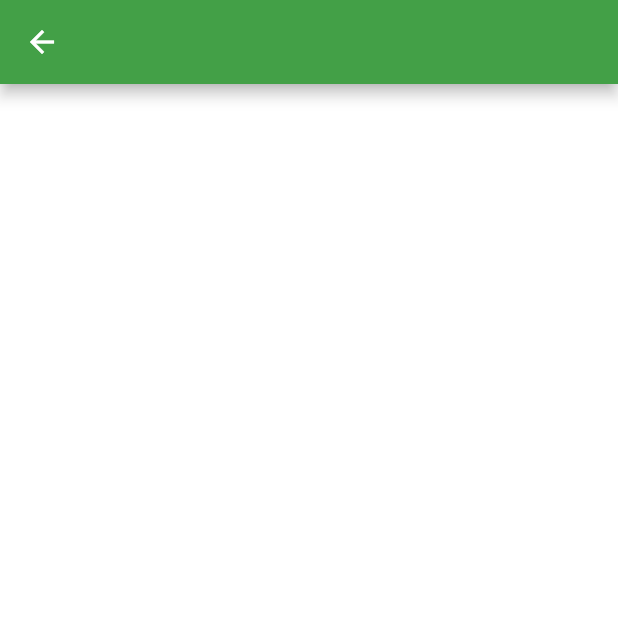
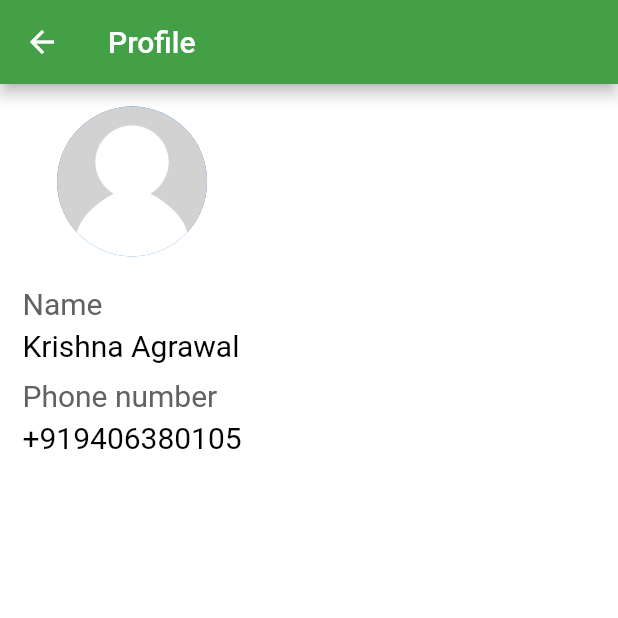
Before and after one commit to savitore/Try-Your-Luck, a Flutter app: the Home screen opened directly, in the side drawer, after a tap on "View profile", on a phone screen of 412 x 824 dp, the top half of it. Run offline on Flutter 3.47's test engine with Material 2 defaults, Android fonts, the light colour scheme and no system bars; our stand-ins replace firebase_auth, firebase_core, fluttertoast, pinput, shared_preferences; missing offline and left inert: mongo_dart, pay; accounts and stored records are empty.

Commit message:
added profile.dart ui, gpay integration, bug fixes.

```diff
--- a/lib/authentication/otp.dart
+++ b/lib/authentication/otp.dart
@@ -60,7 +60,7 @@ class _OtpState extends State<Otp> {
           onPressed: (){
             Navigator.pop(context);
           },
-          icon: Icon(Icons.arrow_back_ios_new_rounded,color: Colors.black,),
+          icon: Icon(Icons.arrow_back,color: Colors.black,),
         ),
       ),
       body: Container(
--- a/lib/home.dart
+++ b/lib/home.dart
@@ -21,25 +21,25 @@ class _HomeState extends State<Home> {
       appBar: AppBar(
         backgroundColor: Colors.green.shade600,
         foregroundColor: Colors.white,
-        leading: Builder(
-          builder: (context) => GestureDetector(
-            child:
-            // CircleAvatar(
-            //   backgroundImage: AssetImage('assets/empty_person.jpg'),
-            //   // backgroundImage: NetworkImage('url'),
-            //   radius: 5,
-            // ),
-            Container(
-              decoration: BoxDecoration(
-                borderRadius: BorderRadius.circular(100),
-                image: DecorationImage(
-                  image: AssetImage('assets/empty_person.jpg'),
-                )
-              ),
-            ),
-            onTap: (){Scaffold.of(context).openDrawer();},
-          ),
-        ),
+        // leading: Builder(
+        //   builder: (context) => GestureDetector(
+        //     child:
+        //     // CircleAvatar(
+        //     //   backgroundImage: AssetImage('assets/empty_person.jpg'),
+        //     //   // backgroundImage: NetworkImage('url'),
+        //     //   radius: 5,
+        //     // ),
+        //     Container(
+        //       decoration: BoxDecoration(
+        //         borderRadius: BorderRadius.circular(100),
+        //         image: DecorationImage(
+        //           image: AssetImage('assets/empty_person.jpg'),
+        //         )
+        //       ),
+        //     ),
+        //     onTap: (){Scaffold.of(context).openDrawer();},
+        //   ),
+        // ),
         title: Text('Try Your Luck'),
       ),
       body: Center(
--- a/lib/profile.dart
+++ b/lib/profile.dart
@@ -15,7 +15,33 @@ class _ProfileState extends State<Profile> {
       appBar: AppBar(
         foregroundColor: Colors.white,
         backgroundColor: Colors.green.shade600,
-        // title: Text('Profile'),
+        title: Text('Profile'),
+      ),
+      body: Padding(
+        padding: const EdgeInsets.fromLTRB(15, 15, 8, 10),
+        child: Column(
+          children: [
+            CircleAvatar(
+              backgroundImage: AssetImage('assets/empty_person.jpg'),
+              // backgroundImage: NetworkImage('url'),
+              radius: 50,
+            ),
+            Column(
+              mainAxisAlignment: MainAxisAlignment.start,
+              crossAxisAlignment: CrossAxisAlignment.start,
+              children: [
+                SizedBox(height: 20,),
+                Text('Name',style: TextStyle(color: Colors.grey[700],fontSize: 20),),
+                SizedBox(height: 5,),
+                Text('Krishna Agrawal',style: TextStyle(color: Colors.black,fontSize: 20)),
+                SizedBox(height: 10,),
+                Text('Phone number',style: TextStyle(color: Colors.grey[700],fontSize: 20),),
+                SizedBox(height: 5,),
+                Text('+919406380105',style: TextStyle(color: Colors.black,fontSize: 20)),
+              ],
+            ),
+          ],
+        ),
       ),
     );
   }
--- a/pubspec.yaml
+++ b/pubspec.yaml
@@ -42,6 +42,7 @@ dependencies:
   fluttertoast: ^8.1.2
   mongo_dart: ^0.8.2
   shared_preferences: ^2.0.15
+  pay: ^1.0.11
 
 dev_dependencies:
   flutter_test:
```
Also changed, not shown: assets/gpay.json (added, +43 -0 lines), lib/wallet/add_money.dart (+42 -12 lines), lib/wallet/wallet.dart (+12 -3 lines), pubspec.lock.
